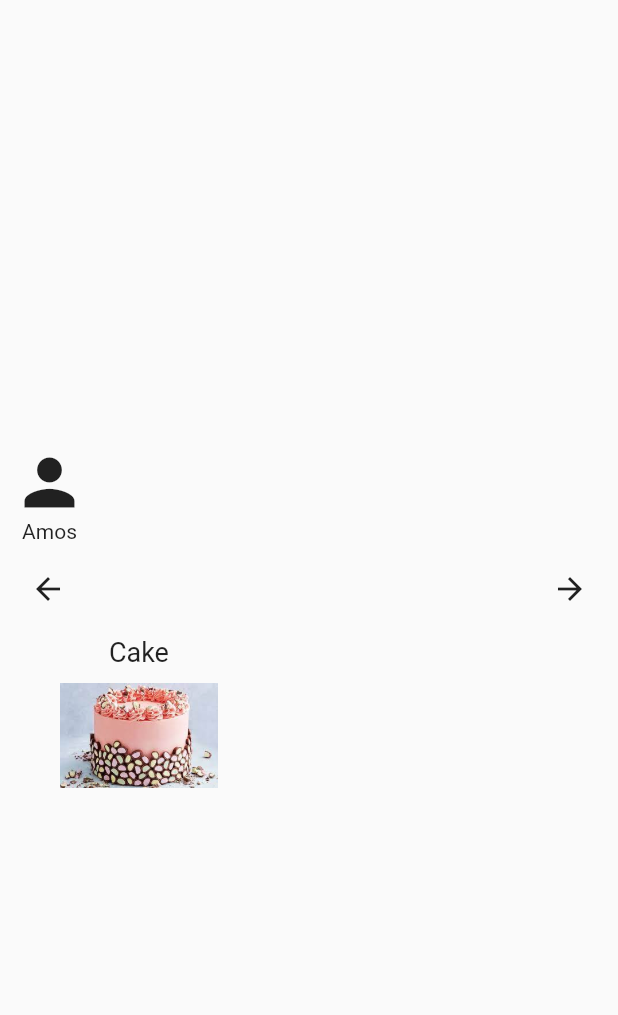
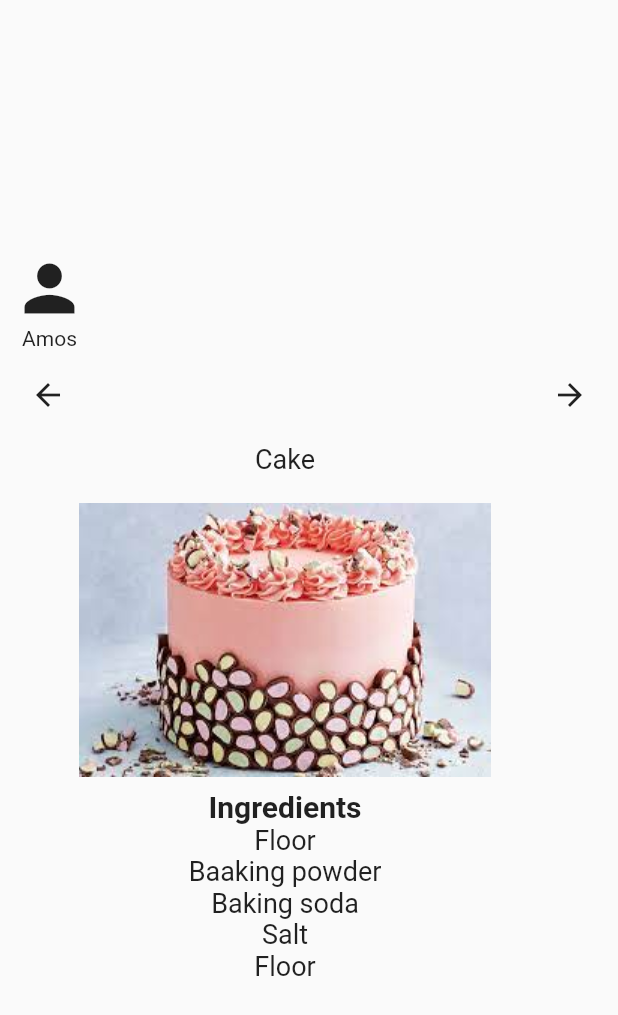
Before and after one commit to shadkasera/receip_app, a Flutter app: the CakeIngredients screen opened directly, on a phone screen of 412 x 824 dp. Shown: the top 1015 px of the screen. Run offline on Flutter 3.47's test engine with Material 2 defaults, Android fonts, the phone set to English and light mode, and no system bars.

Commit message:
updated  dart

```diff
--- a/lib/pages/cake_ingredients.dart
+++ b/lib/pages/cake_ingredients.dart
@@ -1,6 +1,5 @@
 import 'package:flutter/material.dart';
 import 'package:receip_app/landing_screen.dart';
-
 
 class CakeIngredients extends StatelessWidget {
   const CakeIngredients({super.key});
@@ -67,7 +66,42 @@ class CakeIngredients extends StatelessWidget {
                       ),
                       Image.asset(
                         'assets/images/cake.jpeg',
-                        height: 70,
+                        height: 200,
+                        width: 300,
+                      ),
+                      Column(
+                        children: const [
+                          Text(
+                            'Ingredients',
+                            style: TextStyle(
+                                fontSize: 20, fontWeight: FontWeight.bold),
+                          ),
+                          Text(
+                            'Floor',
+                            style: TextStyle(
+                                fontSize: 18, ),
+                          ),
+                          Text(
+                            'Baaking powder',
+                            style: TextStyle(
+                                fontSize: 18, ),
+                          ),
+                          Text(
+                            'Baking soda',
+                            style: TextStyle(
+                                fontSize: 18, ),
+                          ),
+                          Text(
+                            'Salt',
+                            style: TextStyle(
+                                fontSize: 18, ),
+                          ),
+                          Text(
+                            'Floor',
+                            style: TextStyle(
+                                fontSize: 18, ),
+                          ),
+                        ],
                       ),
                     ],
                   ),
```
